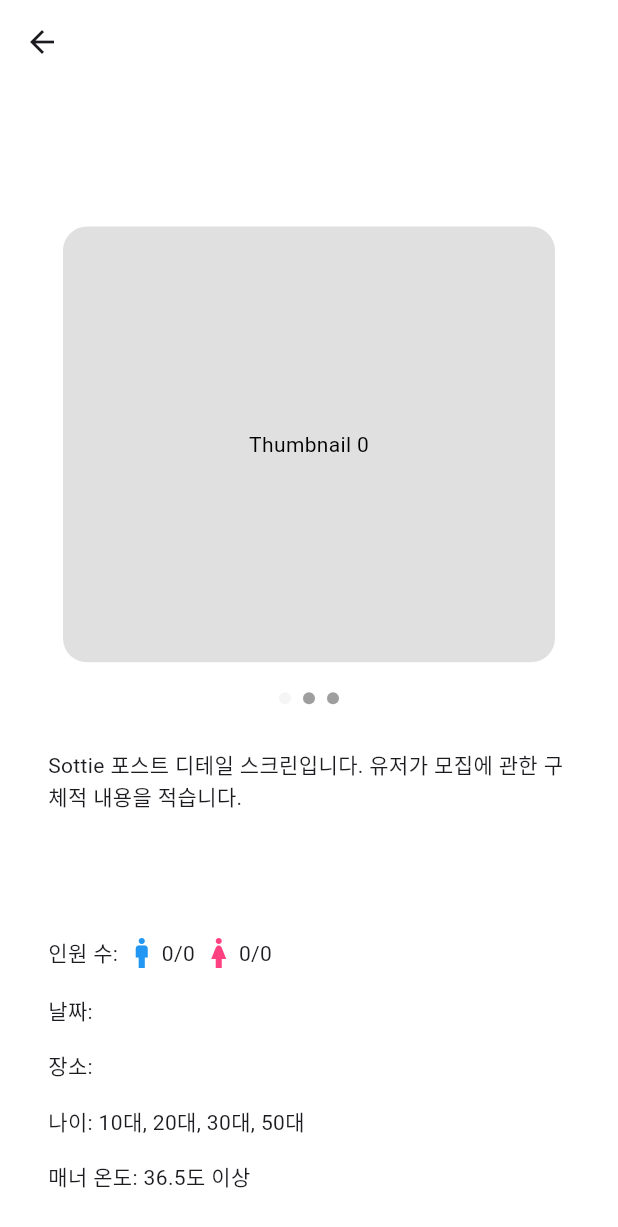
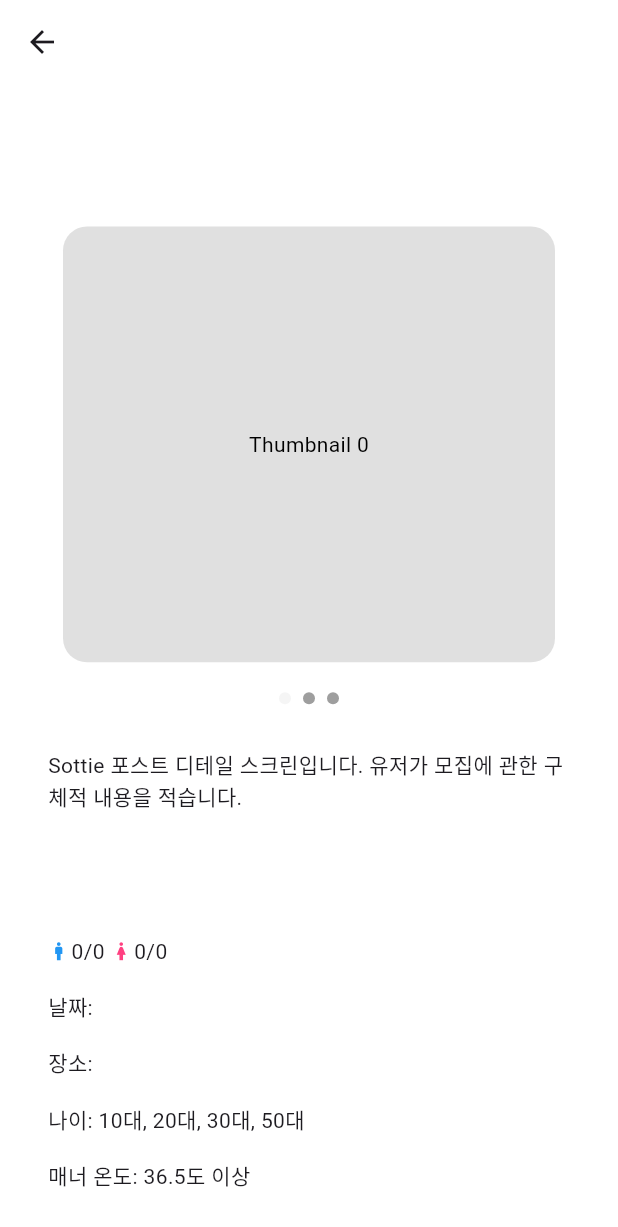
Before and after one commit to sottie-with-besties/sottie-flutter, a Flutter app: the InChatInfoScreen screen opened directly with empty values, on a phone screen of 412 x 824 dp. Shown: the top 1227 px of the screen. Run offline on Flutter 3.47's test engine with Material 3 defaults, Android fonts, the phone set to English and light mode, and no system bars; drawn by our look-alikes of smooth_page_indicator; our stand-ins replace dio, easy_debounce, firebase_auth, firebase_core, fl_chart, flutter_riverpod and 12 more; missing offline and left inert: auth_button_kit, iamport_flutter, kakao_flutter_sdk_user, random_avatar, time_range_picker; accounts and stored records are empty; generated files the repository leaves out were written again.

Commit message:
post 카테고리 하나로 줄이기

```diff
--- a/lib/data/chat/model/chat_room_model.dart
+++ b/lib/data/chat/model/chat_room_model.dart
@@ -13,7 +13,7 @@ class ChatRoomModel with _$ChatRoomModel {
     required String inChatId,
 
     /// 채팅의 카테고리(친목, 번개, 구인/구직 등)
-    required List<String> category,
+    required String category,
 
     /// 모임 날짜
     required String date,
--- a/lib/data/post/model/post_model.dart
+++ b/lib/data/post/model/post_model.dart
@@ -8,7 +8,7 @@ class PostModel with _$PostModel {
   factory PostModel({
     required String id,
     required String detailId,
-    required List<String> category,
+    required String category,
     String? thumbnailUrl,
     required String title,
     required String location,
--- a/lib/ui/auth/screen/auth_screen.dart
+++ b/lib/ui/auth/screen/auth_screen.dart
@@ -48,7 +48,7 @@ class AuthScreen extends StatelessWidget {
                 decoration: BoxDecoration(
                   color: mainWhiteSilverColor,
                   borderRadius: BorderRadius.circular(12),
-                  border: Border.all(color: mainBlueColor),
+                  border: Border.all(color: mainGreyColor, width: 0.7),
                 ),
                 padding: const EdgeInsets.all(8),
                 child: Form(
--- a/lib/ui/chat/widget/chat_room.dart
+++ b/lib/ui/chat/widget/chat_room.dart
@@ -90,7 +90,7 @@ class ChatRoom extends StatelessWidget {
                   child: Row(
                     mainAxisAlignment: MainAxisAlignment.spaceBetween,
                     children: [
-                      SottieCategoryUi(categories: model.category),
+                      SottieCategoryUi(sottieCategory: model.category),
                       CurrentNumOfMember(
                         currentMemberCount: model.currentMemberCount,
                         maxMemberCount: model.maxMemberCount,
--- a/lib/ui/in_chat/screen/in_chat_info_screen.dart
+++ b/lib/ui/in_chat/screen/in_chat_info_screen.dart
@@ -1,12 +1,13 @@
 import 'package:flutter/material.dart';
-import 'package:font_awesome_flutter/font_awesome_flutter.dart';
 import 'package:smooth_page_indicator/smooth_page_indicator.dart';
 import 'package:sottie_flutter/core/constant/custom_colors.dart';
 import 'package:sottie_flutter/data/post/data_source/post_detail_dummy.dart';
 import 'package:sottie_flutter/data/post/model/post_detail_model.dart';
 import 'package:sottie_flutter/data/post/model/post_model.dart';
 import 'package:sottie_flutter/ui/common/controller/screen_size.dart';
+import 'package:sottie_flutter/ui/common/widget/current_num_of_member.dart';
 import 'package:sottie_flutter/ui/common/widget/custom_future_builder.dart';
+import 'package:sottie_flutter/ui/common/widget/sottie_category_ui.dart';
 
 class InChatInfoScreen extends StatefulWidget {
   const InChatInfoScreen({
@@ -116,8 +117,18 @@ class _InChatInfoScreenState extends State<InChatInfoScreen> {
                         mainAxisAlignment: MainAxisAlignment.spaceEvenly,
                         crossAxisAlignment: CrossAxisAlignment.start,
                         children: [
-                          _categoryClassify(widget.postModel.category),
-                          _renderMemberCount(widget.postModel),
+                          SottieCategoryUi(
+                              sottieCategory: widget.postModel.category),
+                          CurrentNumOfMember(
+                            currentMemberCount:
+                                widget.postModel.currentMemberCount,
+                            maxMemberCount: widget.postModel.maxMemberCount,
+                            currentManCount: widget.postModel.currentManCount,
+                            maxManCount: widget.postModel.maxManCount,
+                            currentWomanCount:
+                                widget.postModel.currentWomanCount,
+                            maxWomanCount: widget.postModel.maxWomanCount,
+                          ),
                           Text("날짜: ${widget.postModel.date}"),
                           Text("장소: ${widget.postModel.location}"),
                           _renderAgeRange(postDetailModelData.ageRange),
@@ -142,39 +153,6 @@ class _InChatInfoScreenState extends State<InChatInfoScreen> {
         ),
       ),
     );
-  }
-}
-
-Widget _renderMemberCount(PostModel model) {
-  if (model.maxMemberCount == null &&
-      model.maxManCount == null &&
-      model.maxWomanCount == null) {
-    return const Text("인원 제한 없음");
-  } else if (model.currentMemberCount != null &&
-      model.currentManCount == null &&
-      model.currentWomanCount == null) {
-    return Text("인원 수: ${model.currentMemberCount}/${model.maxMemberCount}");
-  } else if (model.currentManCount != null && model.currentWomanCount != null) {
-    return Row(
-      children: [
-        const Text("인원 수: "),
-        const Icon(
-          Icons.man,
-          color: Colors.blue,
-        ),
-        SizedBox(width: 1 * wu),
-        Text("${model.currentManCount}/${model.maxManCount}"),
-        SizedBox(width: 3 * wu),
-        const Icon(
-          Icons.woman,
-          color: Colors.pinkAccent,
-        ),
-        SizedBox(width: 1 * wu),
-        Text("${model.currentWomanCount}/${model.maxWomanCount}"),
-      ],
-    );
-  } else {
-    return Container();
   }
 }
 
@@ -219,50 +197,3 @@ Text _renderAgeRange(List<String> ageRange) {
 
   return Text(ageRangeString.substring(0, ageRangeString.length - 1));
 }
-
-FittedBox _categoryClassify(List<String> categoryList) {
-  List<Widget> categories = [];
-
-  if (categoryList.contains('번개')) {
-    categories.add(_renderCategory(Icons.bolt, '번개'));
-  }
-
-  if (categoryList.contains('친목')) {
-    categories.add(_renderCategory(FontAwesomeIcons.userGroup, '친목'));
-  }
-
-  if (categoryList.contains('공부')) {
-    categories.add(_renderCategory(FontAwesomeIcons.pencil, '공부'));
-  }
-
-  if (categoryList.contains('구인/구직')) {
-    categories.add(_renderCategory(Icons.note_alt, '구인/구직'));
-  }
-
-  if (categoryList.contains('게임')) {
-    categories.add(_renderCategory(Icons.gamepad, '게임'));
-  }
-
-  if (categoryList.contains('운동')) {
-    categories.add(_renderCategory(FontAwesomeIcons.dumbbell, '운동'));
-  }
-
-  if (categoryList.contains('기타')) {
-    categories.add(_renderCategory(Icons.more_horiz, '기타'));
-  }
-
-  return FittedBox(child: Row(children: categories));
-}
-
-Widget _renderCategory(IconData icon, String category) {
-  return Padding(
-    padding: const EdgeInsets.only(right: 10),
-    child: Row(
-      children: [
-        FaIcon(icon),
-        const SizedBox(width: 5),
-        Text(category),
-      ],
-    ),
-  );
-}
--- a/lib/ui/in_chat/widget/in_chat_drawer.dart
+++ b/lib/ui/in_chat/widget/in_chat_drawer.dart
@@ -34,10 +34,7 @@ class InChatDrawer extends StatelessWidget {
                         'postModel': PostModel(
                           id: '123123',
                           detailId: '123123',
-                          category: [
-                            SottieCategory.amity.name,
-                            SottieCategory.exercise.name
-                          ],
+                          category: SottieCategory.amity.name,
                           thumbnailUrl: null,
                           title: "안녕하세요",
                           location: SottieLocation.sungnam.name,
--- a/lib/ui/more/screen/extra_services/extra_setting_screen.dart
+++ b/lib/ui/more/screen/extra_services/extra_setting_screen.dart
@@ -104,7 +104,7 @@ class _SettingSwitchState extends State<_SettingSwitch> {
               ),
               Switch(
                 value: settingValue,
-                activeColor: mainWhiteSilverColor,
+                activeColor: mainBlueColor,
                 onChanged: (val) {
                   settingValue = val;
                   setState(() {});
--- a/lib/ui/post/screen/make_post_screen_step_three.dart
+++ b/lib/ui/post/screen/make_post_screen_step_three.dart
@@ -99,8 +99,7 @@ class _MakePostScreenStepThreeState extends State<MakePostScreenStepThree> {
                   mainAxisAlignment: MainAxisAlignment.spaceEvenly,
                   crossAxisAlignment: CrossAxisAlignment.start,
                   children: [
-                    Text(
-                        "카테고리: ${postSettingEntity.convertCategoryToStringList().reduce((p, n) => "$n , $p")}"),
+                    Text("카테고리: ${postSettingEntity.category.name}"),
                     Text(
                         "날짜: ${postSettingEntity.date == null ? "날짜 정보 없음" : "${postSettingEntity.date!.year}년 ${postSettingEntity.date!.month}월 ${postSettingEntity.date!.day}일 ${intToWeekday(postSettingEntity.date!.weekday)} ${renderCustomStringTime(postSettingEntity.date!.toUtc().toIso8601String(), postSettingEntity.date!.toUtc().toIso8601String())}"}"),
                     Text("장소: ${postSettingEntity.location.name}"),
--- a/lib/ui/post/widget/post.dart
+++ b/lib/ui/post/widget/post.dart
@@ -43,7 +43,7 @@ class Post extends StatelessWidget {
         child: Column(
           crossAxisAlignment: CrossAxisAlignment.start,
           children: [
-            SottieCategoryUi(categories: model.category),
+            SottieCategoryUi(sottieCategory: model.category),
             SizedBox(height: 5 * hu),
             Text(
               model.title,
```
Also changed, not shown: lib/data/chat/data_source/chat_room_dummy.dart (+10 -10 lines), lib/data/chat/data_source/chat_room_waiting_dummy.dart (+5 -5 lines), lib/data/post/data_source/friend_post_dummy.dart (+5 -5 lines), lib/data/post/data_source/latest_post_dummy.dart (+5 -5 lines), lib/data/post/data_source/recommend_post_dummy.dart (+5 -5 lines), lib/data/post/model/post_setting.dart (+6 -14 lines), lib/ui/common/widget/sottie_category_ui.dart (+21 -26 lines), lib/ui/home/widget/home_header.dart (+9 -30 lines), lib/ui/post/screen/make_post_screen_step_two.dart (+7 -6 lines), lib/ui/post/screen/post_detail_screen.dart (+14 -83 lines), lib/ui/post/widget/classification/category_class.dart (+5 -25 lines).
